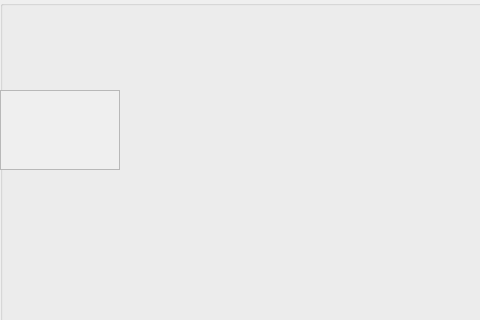
Before: the Qt Designer form client/Forms/Score/score.ui in sofinvalery/LMS, drawn with Qt 5; both pictures show x 0 to 480 and y 0 to 320 of the 953 by 566 pixel window.
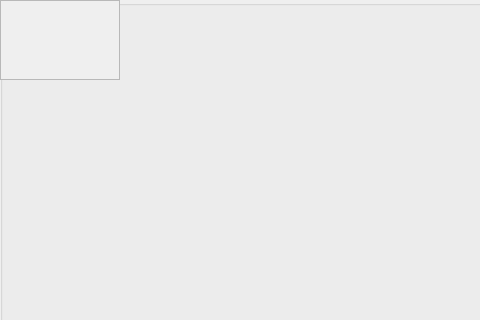
After: the same form once the commit is applied.

Commit message: Fixed scroll area in score window

Patch:
```diff
--- a/client/Forms/Score/score.ui
+++ b/client/Forms/Score/score.ui
@@ -29,7 +29,7 @@
     <property name="geometry">
      <rect>
       <x>0</x>
-      <y>90</y>
+      <y>0</y>
       <width>120</width>
       <height>80</height>
      </rect>
```
The commit also changes 2 other files.
